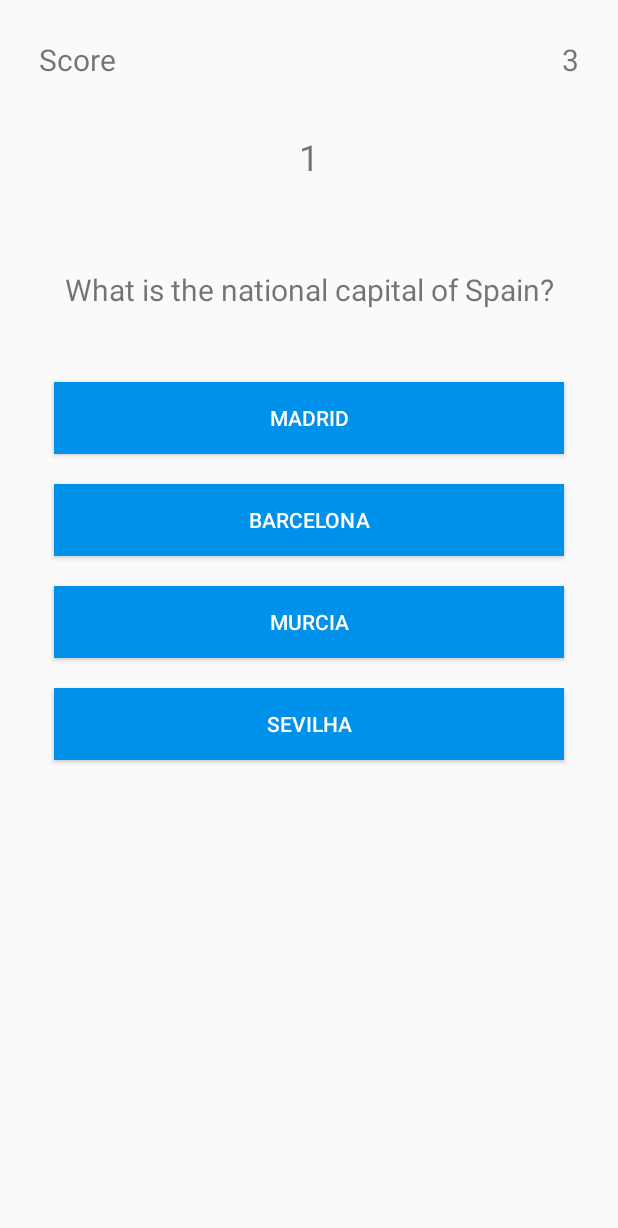
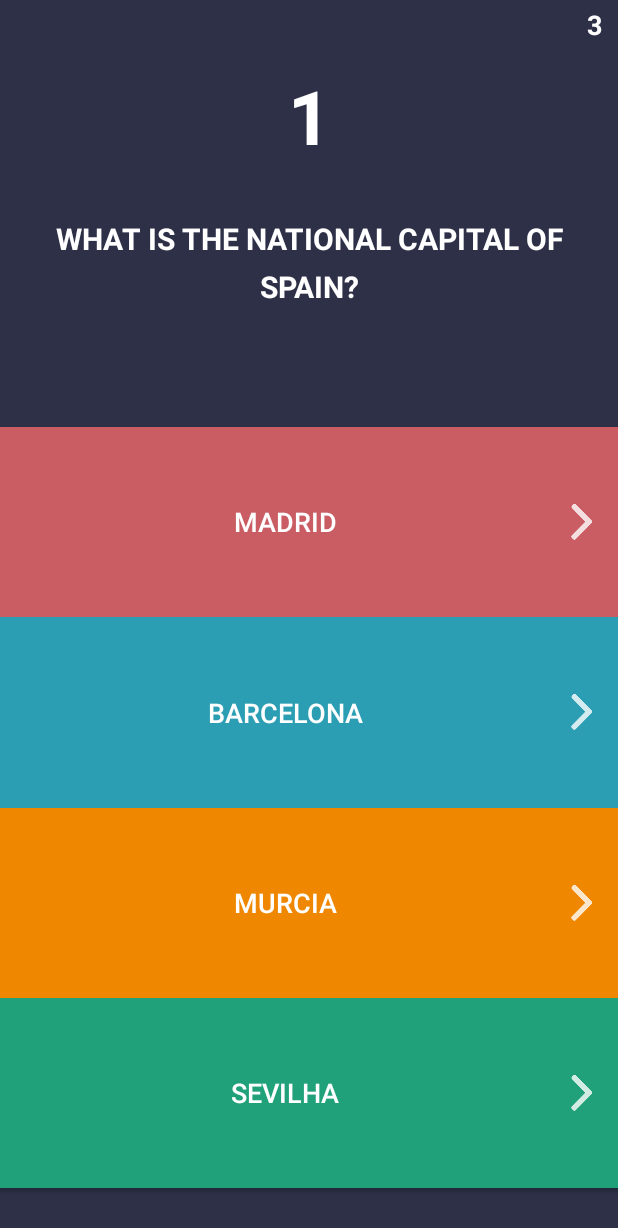
Before and after one commit to tomasvcaldas/URJC-LDM-T1, an Android app: the screen it shows after launch (CapitalsActivity), on a phone screen of 412 x 824 dp. Shown: the top 1228 px of the screen. Run offline under Robolectric (Android 15) with nearby library versions, the light colour scheme and no system bars.

Commit message:
Better ui!

```diff
--- a/app/src/main/res/layout/activity_quiz.xml
+++ b/app/src/main/res/layout/activity_quiz.xml
@@ -1,111 +1,149 @@
 <?xml version="1.0" encoding="utf-8"?>
-<LinearLayout xmlns:android="http://schemas.android.com/apk/res/android"
+<android.support.constraint.ConstraintLayout xmlns:android="http://schemas.android.com/apk/res/android"
     xmlns:app="http://schemas.android.com/apk/res-auto"
     xmlns:tools="http://schemas.android.com/tools"
+    android:id="@+id/linearLayout"
     android:layout_width="match_parent"
     android:layout_height="match_parent"
-    android:orientation="vertical"
-    android:padding="16dp"
-    tools:context=".Quiz">
+    android:background="#2D3047"
+    tools:context=".Quiz"
+    tools:layout_editor_absoluteY="25dp">
 
-    <RelativeLayout
-        android:layout_width="match_parent"
+
+    <TextView
+        android:id="@+id/score"
+        android:layout_width="wrap_content"
         android:layout_height="wrap_content"
-        android:layout_marginBottom="19dp"
-        android:padding="10dp">
+        android:layout_marginBottom="9dp"
+        android:layout_marginTop="4dp"
+        android:text="@string/initial_score"
+        android:textColor="#ffff"
+        android:textSize="18sp"
+        android:textStyle="bold"
+        app:layout_constraintBottom_toTopOf="@+id/step"
+        app:layout_constraintEnd_toEndOf="@+id/step"
+        app:layout_constraintStart_toEndOf="@+id/step"
+        app:layout_constraintTop_toTopOf="parent" />
 
-        <TextView
-            android:id="@+id/score_text"
-            android:layout_width="wrap_content"
-            android:layout_height="wrap_content"
-            android:layout_alignParentLeft="true"
-            android:text="@string/score_text"
-            android:textSize="20sp" />
-
-        <TextView
-            android:id="@+id/score"
-            android:layout_width="wrap_content"
-            android:layout_height="wrap_content"
-            android:layout_alignParentRight="true"
-            android:text="@string/initial_score"
-            android:textSize="20sp" />
-
-    </RelativeLayout>
 
     <TextView
         android:id="@+id/step"
-        android:layout_width="match_parent"
+        android:layout_width="0dp"
         android:layout_height="wrap_content"
-        android:layout_marginBottom="5dp"
+        android:layout_marginBottom="9dp"
+        android:layout_marginEnd="16dp"
+        android:layout_marginLeft="16dp"
+        android:layout_marginRight="16dp"
+        android:layout_marginStart="16dp"
         android:gravity="center"
-        android:paddingBottom="5dp"
+        android:paddingBottom="25dp"
         android:paddingTop="5dp"
         android:text="0"
-        android:textSize="24sp"
-        android:visibility="visible" />
+        android:textAppearance="@style/TextAppearance.AppCompat.Large"
+        android:textColor="#ffff"
+        android:textColorHighlight="#ffff"
+        android:textSize="50sp"
+        android:textStyle="bold"
+        android:visibility="visible"
+        app:layout_constraintBottom_toTopOf="@+id/question"
+        app:layout_constraintEnd_toEndOf="parent"
+        app:layout_constraintStart_toStartOf="parent"
+        app:layout_constraintTop_toBottomOf="@+id/score" />
 
     <TextView
         android:id="@+id/question"
-        android:layout_width="match_parent"
+        android:layout_width="0dp"
         android:layout_height="wrap_content"
-        android:layout_marginBottom="0dp"
-        android:layout_marginTop="40dp"
+        android:layout_marginBottom="80dp"
+        android:layout_marginEnd="20dp"
+        android:layout_marginLeft="20dp"
+        android:layout_marginRight="20dp"
+        android:layout_marginStart="20dp"
+        android:layout_marginTop="144dp"
         android:gravity="center"
-        android:padding="8dp"
-        android:textSize="20sp" />
+        android:lineSpacingExtra="3dp"
+        android:lineSpacingMultiplier="1.2"
+        android:paddingBottom="0dp"
+        android:textAllCaps="true"
+        android:textColor="#ffff"
+        android:textSize="20sp"
+        android:textStyle="bold"
+        app:layout_constraintBottom_toTopOf="@+id/answer_1"
+        app:layout_constraintEnd_toEndOf="parent"
+        app:layout_constraintStart_toStartOf="parent"
+        app:layout_constraintTop_toTopOf="parent" />
 
     <ImageView
         android:id="@+id/flagIcon"
-        android:layout_width="match_parent"
-        android:layout_height="wrap_content"
+        android:layout_width="127dp"
+        android:layout_height="0dp"
+        android:layout_marginBottom="7dp"
         android:padding="20dp"
         android:paddingBottom="0dp"
-        android:visibility="gone"
+        android:visibility="invisible"
+        app:layout_constraintBottom_toTopOf="@+id/answer_1"
+        app:layout_constraintEnd_toEndOf="parent"
+        app:layout_constraintStart_toStartOf="parent"
+        app:layout_constraintTop_toBottomOf="@+id/question"
         app:srcCompat="@drawable/ic_launcher_foreground" />
 
     <Button
         android:id="@+id/answer_1"
-        android:layout_width="match_parent"
-        android:layout_height="wrap_content"
-        android:layout_marginBottom="20dp"
-        android:layout_marginLeft="20dp"
-        android:layout_marginRight="20dp"
-        android:layout_marginTop="40dp"
-        android:background="#0091EA"
+        android:layout_width="0dp"
+        android:layout_height="0dp"
+        android:background="#C95D63"
+        android:baselineAligned="false"
+        android:drawableRight="@drawable/go_icon"
         android:padding="8dp"
-        android:textColor="#fff" />
+        android:textColor="#fff"
+        android:textSize="18sp"
+        android:visibility="visible"
+        app:layout_constraintBottom_toTopOf="@+id/answer_2"
+        app:layout_constraintEnd_toEndOf="parent"
+        app:layout_constraintStart_toStartOf="parent"
+        app:layout_constraintTop_toBottomOf="@+id/question" />
 
     <Button
         android:id="@+id/answer_2"
-        android:layout_width="match_parent"
-        android:layout_height="wrap_content"
-        android:layout_marginBottom="20dp"
-        android:layout_marginLeft="20dp"
-        android:layout_marginRight="20dp"
-        android:background="#0091EA"
+        android:layout_width="0dp"
+        android:layout_height="0dp"
+        android:background="#2B9EB3"
+        android:drawableRight="@drawable/go_icon"
         android:padding="8dp"
-        android:textColor="#fff" />
+        android:textColor="#fff"
+        android:textSize="18sp"
+        app:layout_constraintBottom_toTopOf="@+id/answer_3"
+        app:layout_constraintEnd_toEndOf="parent"
+        app:layout_constraintStart_toStartOf="parent"
+        app:layout_constraintTop_toBottomOf="@+id/answer_1" />
 
     <Button
         android:id="@+id/answer_3"
-        android:layout_width="match_parent"
-        android:layout_height="wrap_content"
-        android:layout_marginBottom="20dp"
-        android:layout_marginLeft="20dp"
-        android:layout_marginRight="20dp"
-        android:background="#0091EA"
+        android:layout_width="0dp"
+        android:layout_height="0dp"
+        android:background="#F08700"
+        android:drawableRight="@drawable/go_icon"
         android:padding="8dp"
-        android:textColor="#fff" />
+        android:textColor="#fff"
+        android:textSize="18sp"
+        app:layout_constraintBottom_toTopOf="@+id/answer_4"
+        app:layout_constraintEnd_toEndOf="parent"
+        app:layout_constraintStart_toStartOf="parent"
+        app:layout_constraintTop_toBottomOf="@+id/answer_2" />
 
     <Button
         android:id="@+id/answer_4"
-        android:layout_width="match_parent"
-        android:layout_height="wrap_content"
-        android:layout_marginBottom="0dp"
-        android:layout_marginLeft="20dp"
-        android:layout_marginRight="20dp"
-        android:background="#0091EA"
+        android:layout_width="0dp"
+        android:layout_height="0dp"
+        android:layout_marginBottom="32dp"
+        android:background="#21A179"
+        android:drawableRight="@drawable/go_icon"
         android:padding="8dp"
-        android:textColor="#fff" />
+        android:textColor="#fff"
+        android:textSize="18sp"
+        app:layout_constraintBottom_toBottomOf="parent"
+        app:layout_constraintEnd_toEndOf="parent"
+        app:layout_constraintStart_toStartOf="parent"
+        app:layout_constraintTop_toBottomOf="@+id/answer_3" />
 
-</LinearLayout>
+</android.support.constraint.ConstraintLayout>
--- a/app/src/main/res/layout/end_game.xml
+++ b/app/src/main/res/layout/end_game.xml
@@ -3,47 +3,56 @@
     xmlns:app="http://schemas.android.com/apk/res-auto"
     xmlns:tools="http://schemas.android.com/tools"
     android:layout_width="match_parent"
+    android:layout_height="match_parent"
+    android:background="#2D3047"
     tools:context=".EndGameActivity"
-    android:layout_height="match_parent">
+    tools:layout_editor_absoluteY="25dp">
 
     <TextView
         android:id="@+id/textView"
-        android:layout_width="wrap_content"
-        android:layout_height="wrap_content"
-        android:layout_marginBottom="50dp"
-        android:text="End Game"
-        android:textSize="40sp"
-        app:layout_constraintBottom_toTopOf="@+id/score"
+        android:layout_width="192dp"
+        android:layout_height="0dp"
+        android:layout_marginBottom="149dp"
+        android:layout_marginTop="310dp"
+        android:capitalize="characters"
+        android:gravity="center_horizontal"
+        android:text="Your Score"
+        android:textColor="#ffff"
+        android:textSize="20sp"
+        app:layout_constraintBottom_toTopOf="@+id/menu"
         app:layout_constraintEnd_toEndOf="parent"
-        app:layout_constraintStart_toStartOf="parent" />
+        app:layout_constraintHorizontal_bias="0.5"
+        app:layout_constraintStart_toStartOf="parent"
+        app:layout_constraintTop_toTopOf="parent" />
 
     <TextView
         android:id="@+id/score"
         android:layout_width="wrap_content"
         android:layout_height="wrap_content"
-        android:layout_marginBottom="46dp"
-        android:textSize="30sp"
-        app:layout_constraintBottom_toTopOf="@+id/menu"
+        android:layout_marginBottom="10dp"
+        android:layout_marginTop="225dp"
+        android:gravity="center"
+        android:textAllCaps="true"
+        android:textColor="#ffff"
+        android:textSize="70sp"
+        android:textStyle="bold"
+        app:layout_constraintBottom_toTopOf="@+id/textView"
         app:layout_constraintEnd_toEndOf="parent"
-        app:layout_constraintHorizontal_bias="0.5"
-        app:layout_constraintStart_toStartOf="parent" />
+        app:layout_constraintStart_toStartOf="parent"
+        app:layout_constraintTop_toTopOf="parent" />
 
     <Button
         android:id="@+id/menu"
         android:layout_width="0dp"
-        android:layout_height="wrap_content"
-        android:layout_marginEnd="40dp"
-        android:layout_marginLeft="40dp"
-        android:layout_marginRight="40dp"
-        android:layout_marginStart="40dp"
-        android:layout_marginTop="360dp"
-        android:background="#0091EA"
+        android:layout_height="0dp"
+        android:background="#C95D63"
+        android:drawableRight="@drawable/go_icon"
         android:padding="8dp"
         android:text="Menu"
         android:textColor="#fff"
+        app:layout_constraintBottom_toBottomOf="parent"
         app:layout_constraintEnd_toEndOf="parent"
-        app:layout_constraintHorizontal_bias="0.0"
         app:layout_constraintStart_toStartOf="parent"
-        app:layout_constraintTop_toTopOf="parent" />
+        app:layout_constraintTop_toBottomOf="@+id/textView" />
 
 </android.support.constraint.ConstraintLayout>
```
